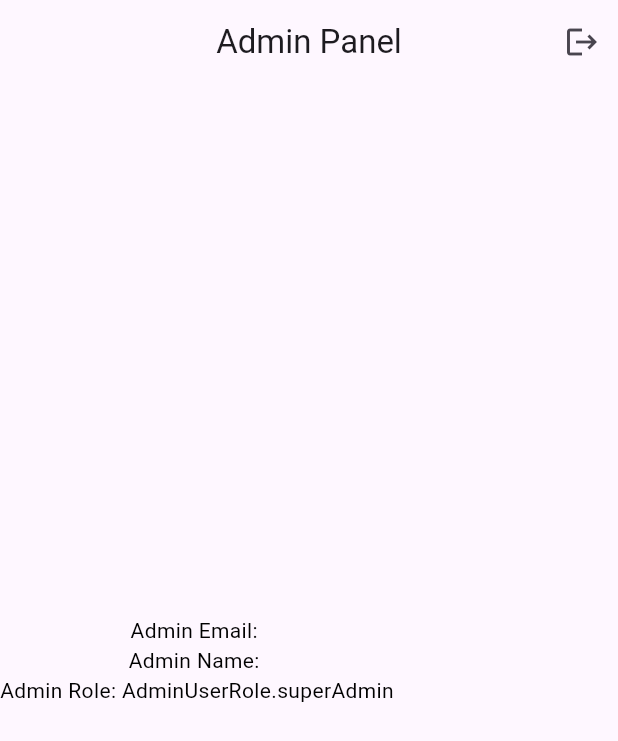
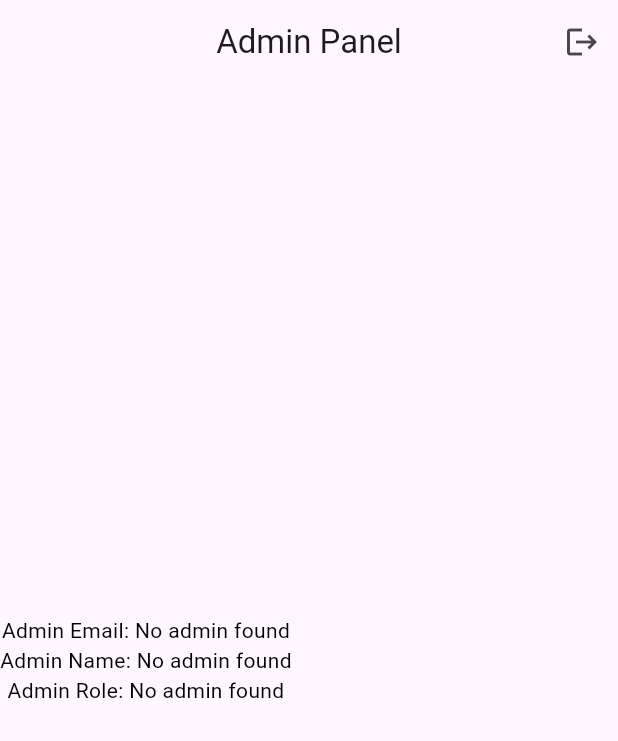
Before and after one commit to isco2225/qr_menu_system, a Flutter app: the AdminPanelScreen screen opened by its route, on a phone screen of 412 x 824 dp. Shown: the top 741 px of the screen. Run offline on Flutter 3.47's test engine with Material 3 defaults, Android fonts, the phone set to English and light mode, and no system bars; our stand-ins replace cloud_firestore, firebase_auth, firebase_core, freezed_annotation, go_router; accounts and stored records are empty; generated files the repository leaves out were written again.

Commit message:
Fix: sign In feature fixed. Now, when the admin signed in the value is not null.

```diff
--- a/lib/data/repositories/admin/admin_repository.dart
+++ b/lib/data/repositories/admin/admin_repository.dart
@@ -4,7 +4,7 @@ import '../../../app/app.dart';
 import '../../../domain/domain.dart';
 
 abstract class AdminRepository {
-  ValueListenable<AdminUser> get admin;
+  ValueListenable<AdminUser?> get admin;
   Future<Result<void>> signIn({
     required String email,
     required String password,
--- a/lib/data/repositories/admin/admin_repository_remote.dart
+++ b/lib/data/repositories/admin/admin_repository_remote.dart
@@ -13,8 +13,8 @@ class AdminRepositoryRemote implements AdminRepository {
   final AdminService _adminService;
 
   @override
-  ValueListenable<AdminUser> get admin => _admin;
-  final ValueNotifier<AdminUser> _admin = ValueNotifier(AdminUser());
+  ValueListenable<AdminUser?> get admin => _admin;
+  final ValueNotifier<AdminUser?> _admin = ValueNotifier(null);
 
   @override
   Future<Result<void>> signIn({
@@ -26,7 +26,13 @@ class AdminRepositoryRemote implements AdminRepository {
         email: email,
         password: password,
       );
-      return result;
+      switch (result) {
+        case Ok():
+          _admin.value = result.value;
+          return Result.ok(null);
+        case Error():
+          return result;
+      }
     } catch (e) {
       return Result.error(Exception('Failed to sign in: $e'));
     }
@@ -36,7 +42,13 @@ class AdminRepositoryRemote implements AdminRepository {
   Future<Result<void>> signOut() async {
     try {
       final result = await _adminService.signOut();
-      return result;
+      switch (result) {
+        case Ok():
+          _admin.value = null;
+          return Result.ok(null);
+        case Error():
+          return Result.error(result.error);
+      }
     } catch (e) {
       return Result.error(Exception('Failed to sign out: $e'));
     }
--- a/lib/ui/admin/auth/sign_in/view_models/sign_in_view_model.dart
+++ b/lib/ui/admin/auth/sign_in/view_models/sign_in_view_model.dart
@@ -31,8 +31,8 @@ class SignInViewModel extends ChangeNotifier {
   }
 
   // FUNCTIONS
-
   Future<Result<void>> _signIn(({String email, String password}) params) async {
+    _log.info('Signing in with email: ${params.email}');
     final result = await _adminRepository.signIn(
       email: params.email,
       password: params.password,
--- a/lib/ui/admin/auth/sign_in/views/sign_in_screen.dart
+++ b/lib/ui/admin/auth/sign_in/views/sign_in_screen.dart
@@ -23,7 +23,7 @@ class _SignInScreenState extends State<SignInScreen> {
     signInViewModel.signIn.handleError(context);
     signInViewModel.signIn.handleCompleted(
       context,
-      onCompleted: (result) {
+      onCompleted: (_) {
         AdminPanelRoute().go(context);
       },
     );
--- a/lib/ui/admin/auth/sign_out/view_models/sign_out_view_model.dart
+++ b/lib/ui/admin/auth/sign_out/view_models/sign_out_view_model.dart
@@ -33,6 +33,7 @@ class SignOutViewModel extends ChangeNotifier {
   // FUNCTIONS
 
   Future<Result<void>> _signOut() async {
+    _log.info('signing out');
     final result = await _adminRepository.signOut();
     return result;
   }
--- a/lib/ui/admin/views/admin_panel_screen.dart
+++ b/lib/ui/admin/views/admin_panel_screen.dart
@@ -21,7 +21,6 @@ class _AdminPanelScreenState extends State<AdminPanelScreen> {
     fetchAdminViewModel = FetchAdminViewModel(
       adminRepository: context.read<AdminRepository>(),
     );
-    fetchAdminViewModel.fetchCurrentAdmin.execute();
     signOutViewModel = SignOutViewModel(
       adminRepository: context.read<AdminRepository>(),
     );
--- a/lib/ui/admin/views/admin_panel_view.dart
+++ b/lib/ui/admin/views/admin_panel_view.dart
@@ -17,6 +17,11 @@ class AdminPanelView extends StatefulWidget {
 
 class _AdminPanelViewState extends State<AdminPanelView> {
   @override
+  // void initState() {
+  //   super.initState();
+  //   widget.fetchAdminViewModel.fetchCurrentAdmin.execute();
+  // }
+  @override
   Widget build(BuildContext context) {
     return BaseScaffold(
       appBar: AppBar(
@@ -35,15 +40,15 @@ class _AdminPanelViewState extends State<AdminPanelView> {
         mainAxisAlignment: MainAxisAlignment.center,
         children: [
           Text(
-            'Admin Email: ${widget.fetchAdminViewModel.admin.value.email}',
+            'Admin Email: ${widget.fetchAdminViewModel.admin.value?.email ?? 'No admin found'}',
             style: TextStyle(color: Colors.black),
           ),
           Text(
-            'Admin Name: ${widget.fetchAdminViewModel.admin.value.name}',
+            'Admin Name: ${widget.fetchAdminViewModel.admin.value?.name ?? 'No admin found'}',
             style: TextStyle(color: Colors.black),
           ),
           Text(
-            'Admin Role: ${widget.fetchAdminViewModel.admin.value.role}',
+            'Admin Role: ${widget.fetchAdminViewModel.admin.value?.role ?? 'No admin found'}',
             style: TextStyle(color: Colors.black),
           ),
         ],
--- a/shared/lib/widgets/buttons/buttons.dart
+++ b/shared/lib/widgets/buttons/buttons.dart
@@ -1,2 +1,3 @@
 export 'app_gradient_button.dart';
 export 'app_resend_code_button.dart';
+export 'app_button.dart';
```
Also changed, not shown: lib/data/services/admin_service.dart (+20 -3 lines), lib/ui/admin/auth/sign_in/views/sign_in_view.dart (+27 -8 lines), lib/ui/admin/view_models/fetch_admin_view_model.dart (+9 -8 lines).
